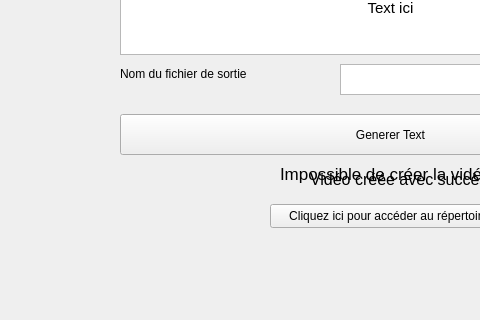
oxo140/Text-to-video-GUI, file mainwindow.ui: the form before one commit; both pictures show x 0 to 480 and y 106 to 426 of the 800 by 426 pixel window.
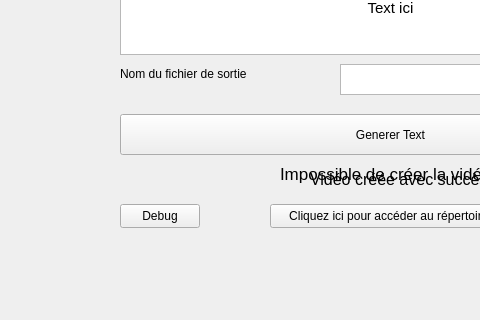
The form after the commit.

Patch:
```diff
--- a/mainwindow.ui
+++ b/mainwindow.ui
@@ -295,6 +295,19 @@
      <string>Cliquez ici pour accéder au répertoire.</string>
     </property>
    </widget>
+   <widget class="QPushButton" name="pushButton_3">
+    <property name="geometry">
+     <rect>
+      <x>120</x>
+      <y>310</y>
+      <width>80</width>
+      <height>24</height>
+     </rect>
+    </property>
+    <property name="text">
+     <string>Debug</string>
+    </property>
+   </widget>
   </widget>
   <widget class="QMenuBar" name="menubar">
    <property name="geometry">
```
Left out of the diff: 2 changed lines with no effect on the pictures.
